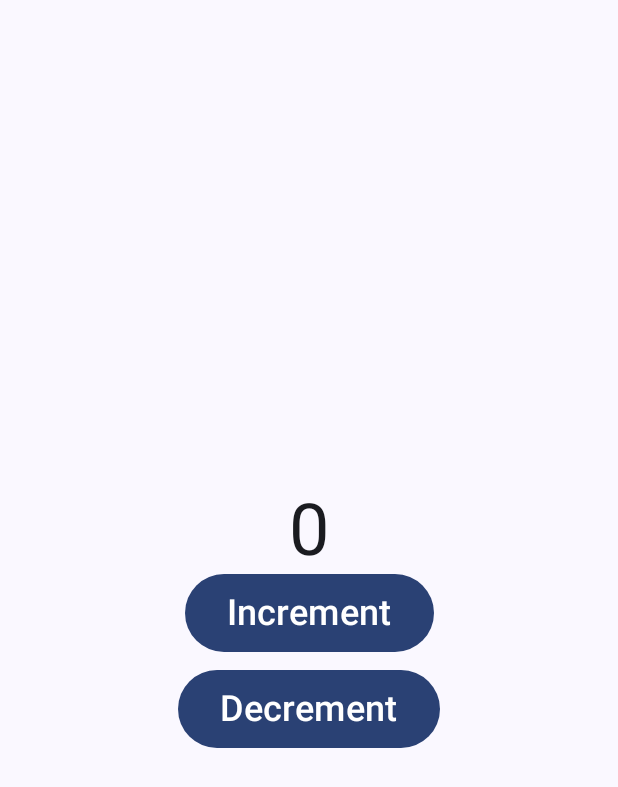
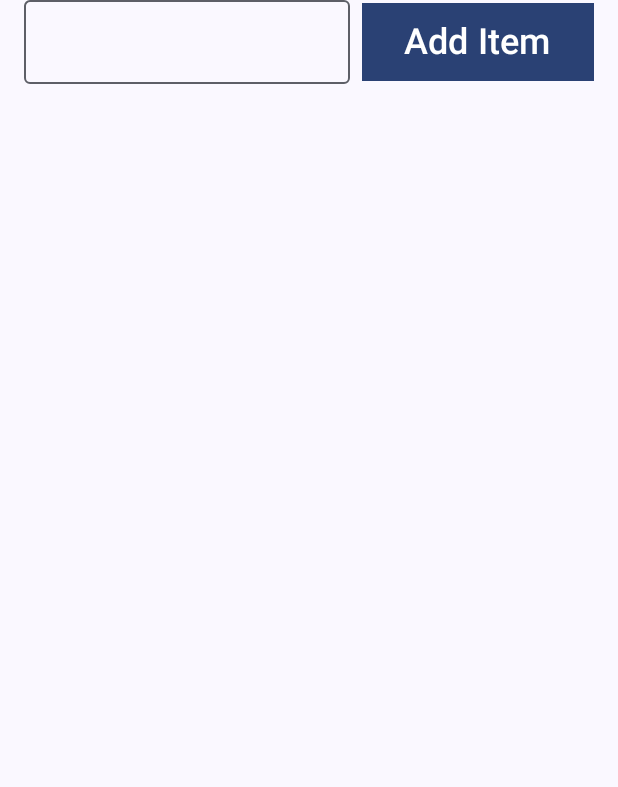
Before and after one commit to MoazSalem/JetpackPlayground, an Android app built with Jetpack Compose: the screen it shows after launch (MainActivity), on a phone screen of 412 x 824 dp. Shown: the top 787 px of the screen. Run offline under Robolectric (Android 15) with nearby library versions, the phone set to English and light mode, and no system bars.

Commit message:
Add Item Example

```diff
--- a/app/src/main/java/com/moazsalem/jetpackplayground/MainActivity.kt
+++ b/app/src/main/java/com/moazsalem/jetpackplayground/MainActivity.kt
@@ -6,16 +6,23 @@ import androidx.activity.compose.setContent
 import androidx.activity.enableEdgeToEdge
 import androidx.compose.foundation.layout.Arrangement
 import androidx.compose.foundation.layout.Column
+import androidx.compose.foundation.layout.PaddingValues
+import androidx.compose.foundation.layout.Row
 import androidx.compose.foundation.layout.Spacer
 import androidx.compose.foundation.layout.fillMaxSize
+import androidx.compose.foundation.layout.fillMaxWidth
 import androidx.compose.foundation.layout.padding
 import androidx.compose.foundation.layout.size
+import androidx.compose.foundation.lazy.LazyColumn
+import androidx.compose.foundation.lazy.items
 import androidx.compose.material3.Button
+import androidx.compose.material3.HorizontalDivider
+import androidx.compose.material3.OutlinedTextField
 import androidx.compose.material3.Scaffold
 import androidx.compose.material3.Text
 import androidx.compose.runtime.Composable
 import androidx.compose.runtime.getValue
-import androidx.compose.runtime.mutableIntStateOf
+import androidx.compose.runtime.mutableStateOf
 import androidx.compose.runtime.remember
 import androidx.compose.runtime.setValue
 import androidx.compose.ui.Modifier
@@ -29,22 +36,33 @@ class MainActivity : ComponentActivity() {
         super.onCreate(savedInstanceState)
         enableEdgeToEdge()
         setContent {
-            var counter by remember { mutableIntStateOf(0) }
+            var item by remember { mutableStateOf("") }
+            var listOfItems by remember { mutableStateOf(listOf<String>())}
             JetpackPlaygroundTheme {
                 Scaffold(modifier = Modifier.fillMaxSize()) { innerPadding ->
-                    Column (modifier = Modifier.padding(innerPadding).fillMaxSize(), verticalArrangement = Arrangement.Center, horizontalAlignment = androidx.compose.ui.Alignment.CenterHorizontally) {
-                        Text(
-                            text = "$counter",
-                            fontSize = 48.sp,
-                            modifier = Modifier.padding(innerPadding)
-                        )
-                        Button(
-                            onClick = { counter++ },
-                        ) { Text("Increment", fontSize = 24.sp, modifier = Modifier.padding(4.dp)) }
-                        Spacer(Modifier.size(12.dp))
-                        Button(
-                            onClick = { counter--},
-                        ) { Text("Decrement", fontSize = 24.sp, modifier = Modifier.padding(4.dp)) }
+                    Column (modifier = Modifier.padding(innerPadding).fillMaxSize(), horizontalAlignment = androidx.compose.ui.Alignment.CenterHorizontally) {
+                        Row (modifier = Modifier.fillMaxWidth().padding(horizontal = 16.dp), verticalAlignment = androidx.compose.ui.Alignment.CenterVertically ,horizontalArrangement = Arrangement.SpaceBetween) {
+                            OutlinedTextField(
+                                value = item,
+                                onValueChange = { item = it },
+                                modifier = Modifier.weight(1f),
+                            )
+                            Spacer(modifier = Modifier.size(8.dp))
+                            Button(
+                                onClick = { if (item.isNotBlank()) listOfItems = listOfItems + item
+                                    item = "" },
+                                shape =  androidx.compose.foundation.shape.CutCornerShape(0),
+                            ) { Text("Add Item", fontSize = 24.sp, modifier = Modifier.padding(4.dp)) }
+                        }
+                        LazyColumn(
+                            modifier = Modifier.fillMaxSize(),
+                            contentPadding = PaddingValues(16.dp),
+                        ) {
+                            items(listOfItems){ item ->
+                                Text(item, fontSize = 24.sp, modifier = Modifier.padding(16.dp))
+                                HorizontalDivider()
+                            }
+                        }
                     }
                 }
             }
```
